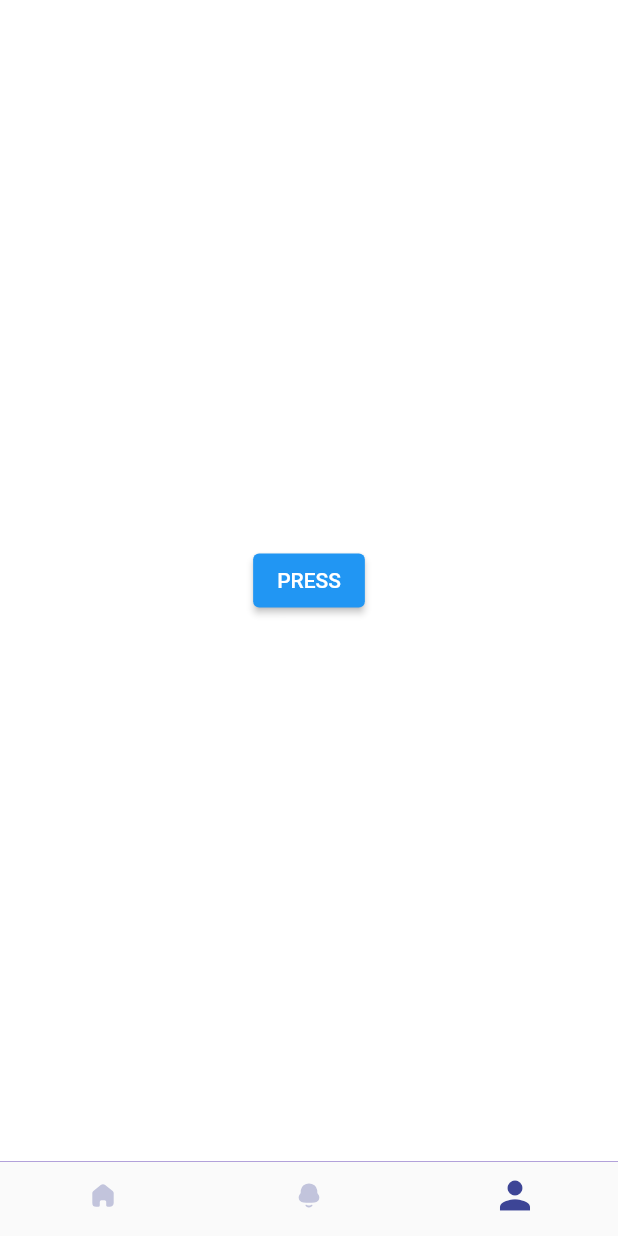
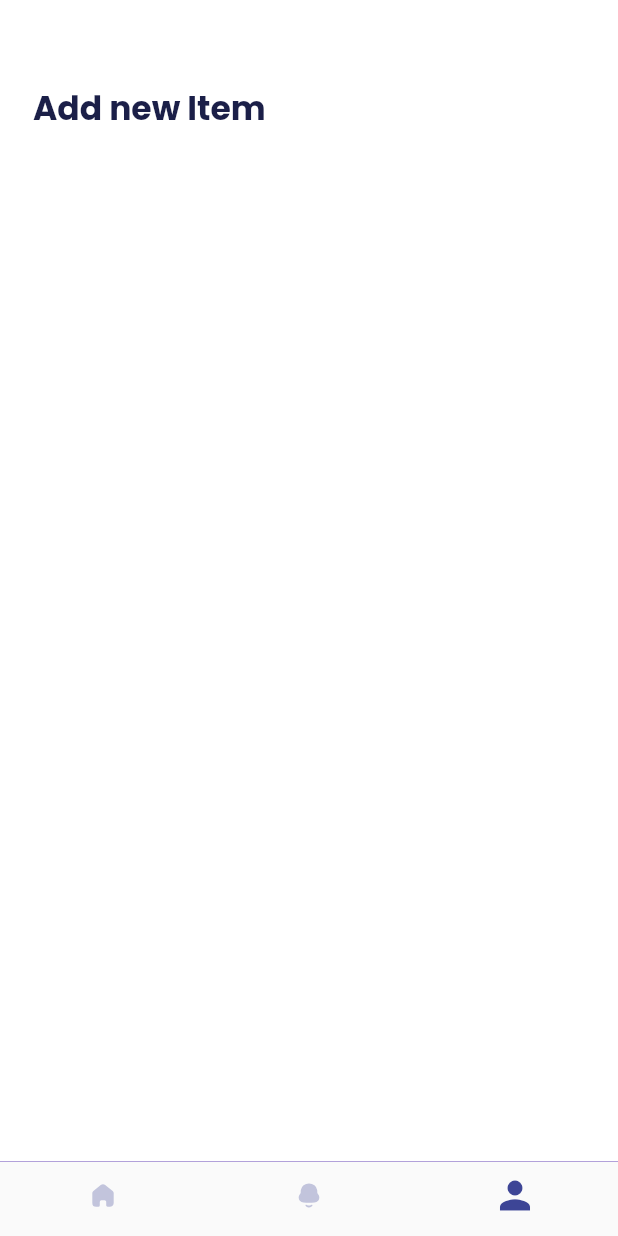
Before and after one commit to Mina-Nabil/shopanizer, a Flutter app: the screen it shows after launch, item 2 of the bottom bar chosen, after a tap on the "person" icon, on a phone screen of 412 x 824 dp. Run offline on Flutter 3.47's test engine with Material 2 defaults, Android fonts, the phone set to English and light mode, and no system bars; our stand-ins replace flutter_svg.

Commit message:
working on add new item

```diff
--- a/lib/screens/home/main_screen.dart
+++ b/lib/screens/home/main_screen.dart
@@ -7,8 +7,6 @@ import 'package:shopanizer/screens/home/tab_nav.dart';
 import 'package:shopanizer/screens/items/add_item.dart';
 import 'package:shopanizer/shared/paths.dart';
 import 'package:shopanizer/shared/themes/shopanizer_theme.dart';
-
-enum MainTabs { home, notifications, profile }
 
 class MainScreen extends StatefulWidget {
   @override
@@ -26,18 +24,13 @@ class _MainScreenState extends State<MainScreen> with SingleTickerProviderStateM
   };
 
   @override
-  void initState() {
-    super.initState();
-  }
-
-  @override
   Widget build(BuildContext context) {
     return WillPopScope(
       onWillPop: () async {
         final isFirstRouteInCurrentTab = !await _navigatorKeys[_currentPage]!.currentState!.maybePop();
         if (isFirstRouteInCurrentTab) {
           if (_currentPage != HomeTab.screenName) {
-            _selectTab(HomeTab.screenName, 1);
+            _selectTab(1);
             return false;
           }
         }
@@ -56,9 +49,7 @@ class _MainScreenState extends State<MainScreen> with SingleTickerProviderStateM
         bottomNavigationBar: CupertinoTabBar(
           backgroundColor: ShopColors.tabBarBG,
           border: Border(top: BorderSide(width: 0.25, color: ShopColors.tabBarBorder)),
-          onTap: (int index) {
-            _selectTab(pageKeys[index], index);
-          },
+          onTap: _selectTab,
           currentIndex: _selectedIndex,
           items: [
             BottomNavigationBarItem(
@@ -81,7 +72,8 @@ class _MainScreenState extends State<MainScreen> with SingleTickerProviderStateM
     );
   }
 
-  void _selectTab(String tabItem, int index) {
+  void _selectTab(int index) {
+    String tabItem = pageKeys[index];
     if (tabItem == _currentPage) {
       _navigatorKeys[tabItem]!.currentState!.popUntil((route) => route.isFirst);
     } else {
--- a/lib/screens/items/add_item.dart
+++ b/lib/screens/items/add_item.dart
@@ -1,5 +1,6 @@
 import 'package:flutter/material.dart';
 import 'package:shopanizer/screens/home/new_group_screen.dart';
+import 'package:shopanizer/shared/themes/shopanizer_theme.dart';
 
 class AddNewItemScreen extends StatefulWidget {
   static final screenName = "AddNewItem";
@@ -13,15 +14,29 @@ class AddNewItemScreen extends StatefulWidget {
 class _AddNewItemScreenState extends State<AddNewItemScreen> {
   @override
   Widget build(BuildContext context) {
-    return Container(
-        child: Center(
-      child: ElevatedButton(
-        child: Text("PRESS"),
-        onPressed: () => Navigator.push(
-          context,
-          MaterialPageRoute(builder: (BuildContext context) => NewGroupScreen()),
-        ),
+    return Scaffold(
+      appBar: AppBar(),
+      body: Column(
+        mainAxisAlignment: MainAxisAlignment.start,
+        mainAxisSize: MainAxisSize.max,
+        children: [
+          Padding(
+            padding: const EdgeInsets.symmetric(horizontal: 22.0),
+            child: Row(
+              mainAxisSize: MainAxisSize.max,
+              mainAxisAlignment: MainAxisAlignment.spaceBetween,
+              children: [
+                FittedBox(
+                  child: Text(
+                    "Add new Item",
+                    style: ShopFonts.titleStyle,
+                  ),
+                ),
+              ],
+            ),
+          )
+        ],
       ),
-    ));
+    );
   }
 }
--- a/lib/shared/themes/shopanizer_theme.dart
+++ b/lib/shared/themes/shopanizer_theme.dart
@@ -15,3 +15,8 @@ class ShopColors {
   static Color tabBarBorder = Color(0xFF3809A3);
   static Color unSelectedTab = primary.withAlpha(76); // alpha 30%
 }
+
+
+class ShopFonts {
+  static const TextStyle titleStyle = TextStyle(fontSize: 22.0, fontWeight: FontWeight.bold);
+}
```
